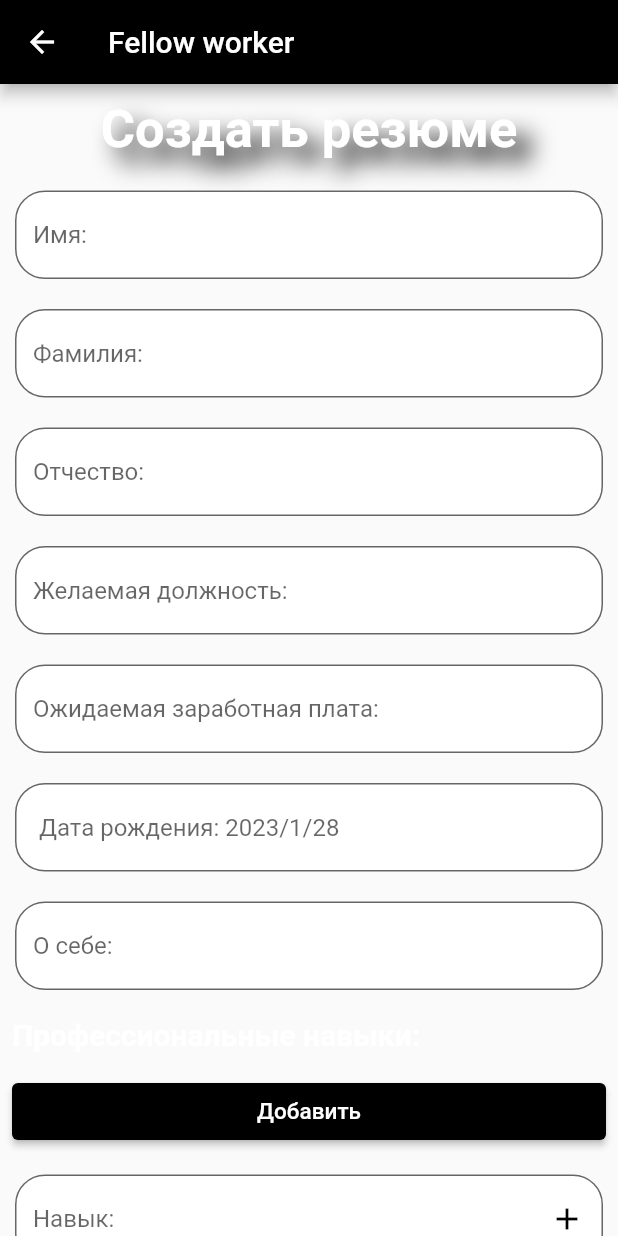
After one commit to alwayswanna/fellow-worker, a Flutter app: the CreateResume screen opened by its route, after a tap on "Добавить", on a phone screen of 412 x 824 dp. The commit adds this screen. Run offline on Flutter 3.47's test engine with Material 2 defaults, Android fonts, the phone set to English and light mode, and no system bars; our stand-ins replace flutter_secure_storage, responsive_grid, url_strategy; missing offline and left inert: animate_gradient, flutter_web_auth; accounts and stored records are empty.

Commit message:
+ added page for create new resume;

```diff
--- a/fellowworkerfront/lib/service/account_utils.dart
+++ b/fellowworkerfront/lib/service/account_utils.dart
@@ -1,5 +1,5 @@
 /*
- * Copyright (c) 1-1/27/23, 10:22 PM
+ * Copyright (c) 1-1/29/23, 12:12 AM
  * Created by https://github.com/alwayswanna
  */
 
@@ -10,6 +10,7 @@ const companyType = 'Работодатель';
 const adminType = 'Администратор';
 
 const accountTypes = ["  Соискатель", "  Работодатель"];
+const educationLevels = ["  Специалитет", "  Бакалавриат"];
 
 final defaultHeaders = {
   "Content-Type": "application/json",
--- /dev/null
+++ b/fellowworkerfront/lib/views/create_resume_view.dart
@@ -0,0 +1,392 @@
+/*
+ * Copyright (c) 1-1/29/23, 12:12 AM
+ * Created by https://github.com/alwayswanna
+ */
+
+import 'package:fellowworkerfront/service/fellow_worker_service.dart';
+import 'package:flutter/material.dart';
+import 'package:flutter_secure_storage/flutter_secure_storage.dart';
+import 'package:responsive_grid/responsive_grid.dart';
+import 'package:uuid/uuid.dart';
+
+import '../service/account_utils.dart';
+import '../styles/gradient_color.dart';
+import '../utils/utility_widgets.dart';
+
+const padding = EdgeInsets.all(10);
+
+class _CreateResume extends State<CreateResume>
+    with SingleTickerProviderStateMixin {
+  late final FlutterSecureStorage flutterSecureStorage;
+  late final FellowWorkerService fellowWorkerService;
+
+  late AnimationController _animationController;
+  var inputSkills = <ResponsiveGridCol>[];
+  var educationFrames = <ResponsiveGridCol>[];
+  var profSkillsTEC = <TextEditingController>[];
+  var uuid = const Uuid();
+
+  var educationUUID = <String>[];
+  var educationWidgetStartTime = <String, TextEditingController>{};
+  var educationWidgetEndTime = <String, TextEditingController>{};
+  var educationWidgetNameUniversity = <String, TextEditingController>{};
+  var educationWidgetLeve = <String, TextEditingController>{};
+
+  DateTime selectedDate = DateTime.now();
+  var dateController = TextEditingController();
+  String? educationLevel;
+
+  // main model controllers;
+  var controllerFirstName = TextEditingController();
+  var controllerMiddleName = TextEditingController();
+  var controllerLastName = TextEditingController();
+  var controllerBirthDate = TextEditingController();
+  var controllerJob = TextEditingController();
+  var controllerExpectedSalary = TextEditingController();
+  var controllerAbout = TextEditingController();
+  var controllerBase64Image = TextEditingController();
+  var controllerExtensionPostfix = TextEditingController();
+
+  // education api model controllers;
+  var controllerEduStartTime = TextEditingController();
+  var controllerEduEndTime = TextEditingController();
+  var controllerEduInstitution = TextEditingController();
+  var controllerEduLevel = TextEditingController();
+
+  // work experience model controllers;
+  var controllerWorkStartTime = TextEditingController();
+  var controllerWorkEndTime = TextEditingController();
+  var controllerWorkCompanyName = TextEditingController();
+  var controllerWorkSpeciality = TextEditingController();
+  var controllerWorkResponsibilities = TextEditingController();
+
+  // contact api model controllers;
+  var controllerContactPhone = TextEditingController();
+  var controllerContactEmail = TextEditingController();
+
+  _CreateResume(
+      {required FellowWorkerService fW, required FlutterSecureStorage fS}) {
+    fellowWorkerService = fW;
+    flutterSecureStorage = fS;
+  }
+
+  @override
+  void initState() {
+    super.initState();
+    _animationController = AnimationController(
+        vsync: this,
+        duration: const Duration(seconds: 5),
+        reverseDuration: const Duration(seconds: 5));
+  }
+
+  @override
+  void dispose() {
+    _animationController.dispose();
+    super.dispose();
+  }
+
+  @override
+  Widget build(BuildContext context) {
+    return Scaffold(
+      appBar: AppBar(
+        title: const Text("Fellow worker"),
+      ),
+      body:
+          GradientEnchanted.buildGradient(buildLayout(), _animationController),
+    );
+  }
+
+  Widget buildLayout() {
+    return Center(
+        child: SingleChildScrollView(
+            child: SizedBox(
+                width: 800,
+                child: ResponsiveGridRow(children: [
+                  ResponsiveGridCol(
+                      child: Center(
+                          child: Padding(
+                    padding: const EdgeInsets.all(10.0),
+                    child: Text("Создать резюме",
+                        style: UtilityWidgets.pageTitleStyle()),
+                  ))),
+                  // firstname:
+                  ResponsiveGridCol(
+                      md: 6,
+                      child: UtilityWidgets.buildTextField(
+                          controllerFirstName, "Имя:")),
+                  // middle-name
+                  ResponsiveGridCol(
+                      md: 6,
+                      child: UtilityWidgets.buildTextField(
+                          controllerMiddleName, "Фамилия:")),
+                  // last-name
+                  ResponsiveGridCol(
+                      md: 6,
+                      child: UtilityWidgets.buildTextField(
+                          controllerLastName, "Отчество:")),
+                  // job name:
+                  ResponsiveGridCol(
+                      md: 6,
+                      child: UtilityWidgets.buildTextField(
+                          controllerJob, "Желаемая должность:")),
+                  // expected salary
+                  ResponsiveGridCol(
+                      md: 6,
+                      child: UtilityWidgets.buildTextField(
+                          controllerExpectedSalary, "Ожидаемая заработная плата:")),
+                  // date of birth date:
+                  ResponsiveGridCol(
+                      md: 6,
+                      child: Padding(
+                        padding: const EdgeInsets.all(10),
+                        child: TextField(
+                            controller: dateController,
+                            //editing controller of this TextField
+                            decoration: InputDecoration(
+                              filled: true,
+                              fillColor: Colors.white,
+                              border: OutlineInputBorder(
+                                  borderRadius: BorderRadius.circular(20)),
+                              hintText:
+                              " Дата рождения: ${selectedDate.year}/${selectedDate.month}/${selectedDate.day}",
+                            ),
+                            readOnly: true,
+                            // when true user cannot edit text
+                            onTap: () async {
+                              _selectDateBirth(context);
+                            }),
+                      )),
+                  // about:
+                  ResponsiveGridCol(
+                      md: 12,
+                      child: UtilityWidgets.buildTextField(
+                          controllerAbout, "О себе:")),
+                  // professional skills title:
+                  ResponsiveGridCol(
+                      md: 6,
+                      child: Padding(
+                        padding: const EdgeInsets.all(8.0),
+                        child: Text("Профессиональные навыки:",
+                            style:
+                                UtilityWidgets.cardTextStyle(Colors.white, 20)),
+                      )),
+                  // add professional skills button:
+                  ResponsiveGridCol(
+                      md: 6,
+                      child: Padding(
+                        padding: const EdgeInsets.all(8.0),
+                        child: UtilityWidgets.buildCardButton(() {
+                          setState(() {
+                            inputSkills.add(buildInputSkills());
+                          });
+                        }, "Добавить", 15),
+                      )),
+                  // professional skill frames:
+                  ResponsiveGridCol(
+                      child: Center(
+                          child: ResponsiveGridRow(children: inputSkills))),
+                  // education title:
+                  ResponsiveGridCol(
+                      md: 6,
+                      child: Padding(
+                        padding: const EdgeInsets.all(8.0),
+                        child: Text("Образование:",
+                            style:
+                            UtilityWidgets.cardTextStyle(Colors.white, 20)),
+                      )),
+                  // add education frame button:
+                  ResponsiveGridCol(
+                      md: 6,
+                      child: Padding(
+                        padding: const EdgeInsets.all(8.0),
+                        child: UtilityWidgets.buildCardButton(() {
+                          setState(() {
+                              educationFrames.add(buildUniversitySectionWidgets());
+                          });
+                        }, "Добавить", 15),
+                      )),
+                  // education frames:
+                  ResponsiveGridCol(
+                      child: Center(
+                          child: ResponsiveGridRow(children: educationFrames))),
+                  ResponsiveGridCol(
+                      md: 6,
+                      child: Padding(
+                        padding: padding,
+                        child: ElevatedButton(
+                            onPressed: () {
+                              sendRequestToCreateResume();
+                            },
+                            style: ElevatedButton.styleFrom(
+                                shape: const RoundedRectangleBorder(
+                                    borderRadius:
+                                    BorderRadius.all(Radius.circular(5)))),
+                            child: const Padding(
+                                padding: padding,
+                                child: Text(
+                                  "Создать резюме",
+                                  style: TextStyle(
+                                      fontSize: 20,
+                                      fontWeight: FontWeight.bold),
+                                ))),
+                      ))
+                ]))));
+  }
+
+  Future<void> sendRequestToCreateResume() async {
+    // TODO: implement logic to send request;
+    for (var element in profSkillsTEC) {
+      print("element: $element");
+    }
+  }
+
+  ResponsiveGridCol buildInputSkills() {
+    return ResponsiveGridCol(
+        md: 12, child: buildTextFieldProfSkills(controllerLastName));
+  }
+
+  Padding buildTextFieldProfSkills(TextEditingController controller) {
+    var skillController = TextEditingController();
+    profSkillsTEC.add(skillController);
+    return Padding(
+      padding: const EdgeInsets.all(10.0),
+      child: TextField(
+        controller: skillController,
+        decoration: InputDecoration(
+            suffixIcon: IconButton(
+              icon: Icon(
+                Icons.add,
+                color: Theme.of(context).primaryColorDark,
+              ),
+              onPressed: () {
+                setState(() {
+                  inputSkills.add(buildInputSkills());
+                });
+              },
+            ),
+            hintText: "Навык:",
+            filled: true,
+            fillColor: Colors.white,
+            border:
+                OutlineInputBorder(borderRadius: BorderRadius.circular(20))),
+      ),
+    );
+  }
+
+  Future<void> _selectDateBirth(BuildContext context) async {
+    final DateTime? picked = await showDatePicker(
+        context: context,
+        initialDate: selectedDate,
+        firstDate: DateTime(1900, 8),
+        lastDate: DateTime(2101));
+    if (picked != null && picked != selectedDate) {
+      setState(() {
+        selectedDate = picked;
+      });
+    }
+  }
+
+  ResponsiveGridCol buildUniversitySectionWidgets(){
+    return ResponsiveGridCol(md: 12, child: buildEducationFrame());
+  }
+
+  Widget buildEducationFrame(){
+    // TODO: create controllers logic with UUID;
+    var uuidEducationFrame = uuid.v1();
+    educationUUID.add(uuidEducationFrame.toString());
+    return ResponsiveGridRow(children: [
+      ResponsiveGridCol(
+          md: 6,
+          child: Padding(
+            padding: const EdgeInsets.all(10),
+            child: TextField(
+                controller: dateController,
+                //editing controller of this TextField
+                decoration: InputDecoration(
+                  filled: true,
+                  fillColor: Colors.white,
+                  border: OutlineInputBorder(
+                      borderRadius: BorderRadius.circular(20)),
+                  hintText:
+                  " Дата поступления: ${selectedDate.year}/${selectedDate.month}/${selectedDate.day}",
+                ),
+                readOnly: true,
+                // when true user cannot edit text
+                onTap: () async {
+                  _selectDateBirth(context);
+                }),
+          )),
+      ResponsiveGridCol(
+          md: 6,
+          child: Padding(
+            padding: const EdgeInsets.all(10),
+            child: TextField(
+                controller: dateController,
+                //editing controller of this TextField
+                decoration: InputDecoration(
+                  filled: true,
+                  fillColor: Colors.white,
+                  border: OutlineInputBorder(
+                      borderRadius: BorderRadius.circular(20)),
+                  hintText:
+                  " Дата окончания: ${selectedDate.year}/${selectedDate.month}/${selectedDate.day}",
+                ),
+                readOnly: true,
+                // when true user cannot edit text
+                onTap: () async {
+                  _selectDateBirth(context);
+                }),
+          )),
+      ResponsiveGridCol(
+          md: 12,
+          child: UtilityWidgets.buildTextField(
+              controllerFirstName, "Название учебного заведения:")),
+      ResponsiveGridCol(
+          md: 6,
+          child: Container(
+              margin: const EdgeInsets.all(10.0),
+              decoration: BoxDecoration(
+                  color: Colors.white,
+                  borderRadius: BorderRadius.circular(20.0),
+                  border: Border.all(color: Colors.black)),
+              child: DropdownButtonHideUnderline(
+                child: DropdownButton<String>(
+                    hint: const Text("  Ученая степень:"),
+                    value: educationLevel,
+                    onChanged: (value) {
+                      setState(() {
+                        educationLevel = value!;
+                      });
+                    },
+                    items: educationLevels.map((String text) {
+                      return DropdownMenuItem<String>(
+                        value: text,
+                        child: Text(
+                          text,
+                          style:
+                          const TextStyle(color: Colors.black),
+                        ),
+                      );
+                    }).toList()),
+              ))),
+    ]);
+  }
+}
+
+class CreateResume extends StatefulWidget {
+  late final FlutterSecureStorage flutterSecureStorage;
+  late final FellowWorkerService fellowWorkerService;
+
+  CreateResume(
+      {required FlutterSecureStorage fS,
+      required FellowWorkerService fW,
+      super.key}) {
+    flutterSecureStorage = fS;
+    fellowWorkerService = fW;
+  }
+
+  @override
+  State<StatefulWidget> createState() {
+    return _CreateResume(fW: fellowWorkerService, fS: flutterSecureStorage);
+  }
+}
--- a/fellowworkerfront/lib/views/edit_account_page.dart
+++ b/fellowworkerfront/lib/views/edit_account_view.dart
@@ -1,5 +1,5 @@
 /*
- * Copyright (c) 1-1/28/23, 6:20 PM
+ * Copyright (c) 1-1/29/23, 12:12 AM
  * Created by https://github.com/alwayswanna
  */
 
@@ -12,6 +12,7 @@ import '../service/account_utils.dart';
 import '../styles/gradient_color.dart';
 import '../utils/utility_widgets.dart';
 
+const padding = EdgeInsets.all(10);
 const String editAccountUserMessage = "Изменение аккаунта";
 const String backSuccessMessageCheck =
     "Данные вашего аккаунт успешно обновлены.";
@@ -59,7 +60,6 @@ class _EditCurrentAccount extends State<EditCurrentAccount>
   }
 
   Widget buildLayout() {
-    var padding = const EdgeInsets.all(10);
     return Center(
       child: SingleChildScrollView(
         child: SizedBox(
--- a/fellowworkerfront/lib/views/profile_view.dart
+++ b/fellowworkerfront/lib/views/profile_view.dart
@@ -1,5 +1,5 @@
 /*
- * Copyright (c) 1-1/27/23, 10:22 PM
+ * Copyright (c) 1-1/29/23, 12:12 AM
  * Created by https://github.com/alwayswanna
  */
 
@@ -326,7 +326,7 @@ class _ProfileWidget extends State<Profile>
             child: Padding(
               padding: const EdgeInsets.all(5.0),
               child: UtilityWidgets.buildCardButton(() {
-                print("Создать резюме");
+                Navigator.pushNamed(context, "/create-resume");
               }, "Создать резюме", 15),
             ))
       ]);
--- a/fellowworkerfront/pubspec.yaml
+++ b/fellowworkerfront/pubspec.yaml
@@ -16,6 +16,8 @@ dependencies:
   url_strategy: ^0.2.0
   flutter_web_auth: ^0.5.0
   flutter_secure_storage: ^7.0.1
+  file_picker: ^5.2.5
+  uuid: ^3.0.7
 
 dev_dependencies:
   flutter_test:
```
Also changed, not shown: fellowworkerfront/lib/main.dart (+7 -3 lines), fellowworkerfront/lib/models/resume_request_model.dart (added, +111 -0 lines), fellowworkerfront/pubspec.lock.
